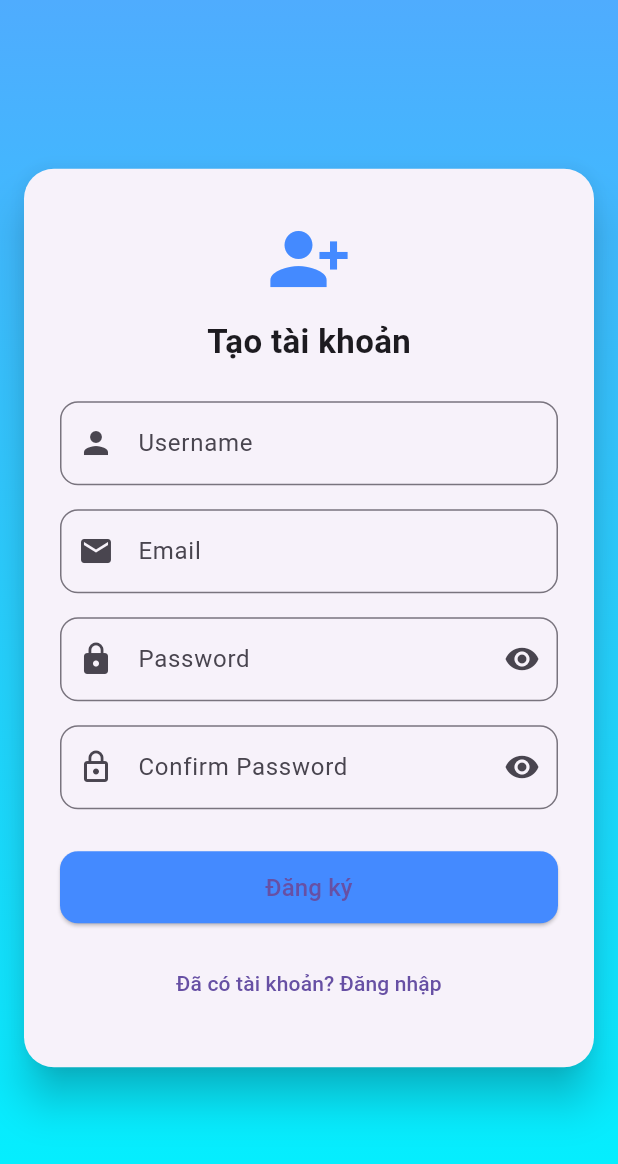
After one commit to duytoan11123/Mini_Social_App_Flutter, a Flutter app: the screen it shows after launch, after a tap on "Đăng ký ngay", on a phone screen of 412 x 824 dp. The commit adds this screen. Shown: the top 1164 px of the screen. Run offline on Flutter 3.47's test engine with Material 3 defaults, Android fonts, the phone set to English and light mode, and no system bars; our stand-ins replace drift, image_picker, shared_preferences; accounts and stored records are empty; generated files the repository leaves out were written again.

Commit message:
feat: Hoàn thiện UI đăng ký, validation và mã hóa mật khẩu SHA-256

```diff
--- a/lib/Database/app_database.dart
+++ b/lib/Database/app_database.dart
@@ -16,6 +16,33 @@ class AppDatabase extends _$AppDatabase {
 
   @override
   int get schemaVersion => 3;
+
+  /// Đăng ký tài khoản mới
+  /// Trả về User object nếu thành công
+  /// Trả về null nếu username đã tồn tại
+  Future<User?> register(String username, String password, {String? email}) async {
+    // 1. Kiểm tra xem username đã tồn tại chưa
+    final existingUser = await (select(users)
+      ..where((u) => u.userName.equals(username)))
+        .getSingleOrNull();
+
+    if (existingUser != null) {
+      return null; // Username đã bị trùng
+    }
+
+    // 2. Chuẩn bị dữ liệu để chèn
+    // Sử dụng UsersCompanion.insert để Drift tự động xử lý các trường bắt buộc/tùy chọn
+    final newEntry = UsersCompanion.insert(
+      userName: username,
+      password: password,
+      email: Value(email), // Value(null) nếu không có email
+      createdAt: Value(DateTime.now()), // Gán thời gian hiện tại
+    );
+
+    // 3. Chèn vào DB và trả về dòng dữ liệu vừa tạo (bao gồm cả ID tự tăng)
+    return await into(users).insertReturning(newEntry);
+  }
+
 
   // =========================
   // ===== ĐĂNG NHẬP =========
--- a/lib/Database/tables.dart
+++ b/lib/Database/tables.dart
@@ -2,9 +2,11 @@ import 'package:drift/drift.dart';
 
 class Users extends Table {
   IntColumn get id => integer().autoIncrement()();
-  TextColumn get userName => text().withLength(min: 3, max: 20)();
+  TextColumn get userName => text().withLength(min: 3, max: 20).unique()();
   TextColumn get password => text()();
+  TextColumn get email => text().nullable()();
   TextColumn get avatarUrl => text().nullable()();
+  DateTimeColumn get createdAt => dateTime().nullable()();
 }
 
 class Posts extends Table {
--- a/lib/Login/login_screen.dart
+++ b/lib/Login/login_screen.dart
@@ -2,6 +2,9 @@ import 'package:flutter/material.dart';
 import '../Database/app_database.dart';
 import '../NewsFeedScreen/news_feed_screen.dart';
 import 'auth_storage.dart';
+import 'register_screen.dart'; // Dẫn tới file RegisterScreen
+import 'dart:convert';
+import '../utils/password_utils.dart';
 
 class LoginScreen extends StatefulWidget {
   const LoginScreen({super.key});
@@ -29,7 +32,10 @@ class _LoginScreenState extends State<LoginScreen> {
 
     setState(() => _loading = true);
 
-    final user = await db.login(username, password);
+    // Mã hóa mật khẩu trước khi gửi xuống DB
+    final hashedPassword = PasswordUtils.hash(password);
+
+    final user = await db.login(username, hashedPassword);
 
     setState(() => _loading = false);
 
@@ -143,13 +149,37 @@ class _LoginScreenState extends State<LoginScreen> {
                         ),
                         child: _loading
                             ? const CircularProgressIndicator(
-                                color: Colors.white,
-                              )
+                          color: Colors.white,
+                        )
                             : const Text(
-                                'Đăng nhập',
-                                style: TextStyle(fontSize: 15),
+                          'Đăng nhập',
+                          style: TextStyle(fontSize: 15),
+                        ),
+                      ),
+                    ),
+                    const SizedBox(height: 16),
+
+                    // Nút chuyển sang màn hình Đăng ký
+                    Row(
+                      mainAxisAlignment: MainAxisAlignment.center,
+                      children: [
+                        const Text("Chưa có tài khoản? "),
+                        TextButton(
+                          onPressed: () {
+                            // Điều hướng sang màn hình Đăng ký
+                            Navigator.push(
+                              context,
+                              MaterialPageRoute(
+                                builder: (_) => const RegisterScreen(),
                               ),
-                      ),
+                            );
+                          },
+                          child: const Text(
+                            'Đăng ký ngay',
+                            style: TextStyle(fontWeight: FontWeight.bold),
+                          ),
+                        ),
+                      ],
                     ),
                   ],
                 ),
--- /dev/null
+++ b/lib/Login/register_screen.dart
@@ -0,0 +1,292 @@
+import 'package:flutter/material.dart';
+import '../Database/app_database.dart';
+import '../utils/password_utils.dart';
+
+class RegisterScreen extends StatefulWidget {
+  const RegisterScreen({super.key});
+
+  @override
+  State<RegisterScreen> createState() => _RegisterScreenState();
+}
+
+class _RegisterScreenState extends State<RegisterScreen> {
+  final _usernameCtrl = TextEditingController();
+  final _emailCtrl = TextEditingController();
+  final _passwordCtrl = TextEditingController();
+  final _confirmCtrl = TextEditingController();
+
+  bool _loading = false;
+  bool _showPassword = false;
+  bool _showConfirm = false;
+
+  // Xử lý logic đăng ký
+  Future<void> _handleRegister() async {
+    final username = _usernameCtrl.text.trim();
+    final email = _emailCtrl.text.trim();
+    final password = _passwordCtrl.text.trim();
+    final confirm = _confirmCtrl.text.trim();
+
+    // 1. Kiểm tra rỗng
+    if ([username, email, password, confirm].any((e) => e.isEmpty)) {
+      _msg('Vui lòng nhập đầy đủ thông tin');
+      return;
+    }
+
+    // 2. Ràng buộc Username (tối thiểu 3 ký tự)
+    if (username.length < 3) {
+      _msg('Username phải có ít nhất 3 ký tự');
+      return;
+    }
+
+    // 3. Ràng buộc Email (định dạng cơ bản)
+    // Regex đơn giản để kiểm tra email
+    final emailRegex = RegExp(r'^[\w-\.]+@([\w-]+\.)+[\w-]{2,4}$');
+    if (!emailRegex.hasMatch(email)) {
+      _msg('Email không hợp lệ');
+      return;
+    }
+
+    // 4. Ràng buộc Password (độ dài)
+    if (password.length < 6) {
+      _msg('Mật khẩu phải có ít nhất 6 ký tự');
+      return;
+    }
+
+    // 5. Kiểm tra mật khẩu khớp nhau
+    if (password != confirm) {
+      _msg('Mật khẩu xác nhận không khớp');
+      return;
+    }
+
+    setState(() => _loading = true);
+
+    try {
+      final hashedPassword = PasswordUtils.hash(password);
+
+      final user = await db.register(
+        username,
+        hashedPassword,
+        email: email,
+      );
+
+      setState(() => _loading = false);
+
+      if (user == null) {
+        _msg('Tên đăng nhập đã tồn tại');
+        return;
+      }
+
+      if (!mounted) return;
+
+      ScaffoldMessenger.of(context).showSnackBar(
+        const SnackBar(
+          content: Text('Đăng ký thành công!'),
+          backgroundColor: Colors.green,
+        ),
+      );
+
+      await Future.delayed(const Duration(seconds: 1));
+      if (mounted) Navigator.pop(context);
+
+    } catch (e) {
+      setState(() => _loading = false);
+      _msg('Lỗi: $e');
+    }
+  }
+
+
+  void _msg(String text) {
+    ScaffoldMessenger.of(context).showSnackBar(
+      SnackBar(content: Text(text)),
+    );
+  }
+
+  @override
+  void dispose() {
+    _usernameCtrl.dispose();
+    _emailCtrl.dispose();
+    _passwordCtrl.dispose();
+    _confirmCtrl.dispose();
+    super.dispose();
+  }
+
+  // Giao diện
+  @override
+  Widget build(BuildContext context) {
+    return Scaffold(
+      body: Container(
+        decoration: const BoxDecoration(
+          gradient: LinearGradient(
+            colors: [Color(0xFF4FACFE), Color(0xFF00F2FE)],
+            begin: Alignment.topCenter,
+            end: Alignment.bottomCenter,
+          ),
+        ),
+        child: Center(
+          child: SingleChildScrollView(
+            child: ConstrainedBox(
+              constraints: const BoxConstraints(maxWidth: 420),
+              child: Card(
+                elevation: 12,
+                shape: RoundedRectangleBorder(
+                  borderRadius: BorderRadius.circular(20),
+                ),
+                margin: const EdgeInsets.all(16),
+                child: Padding(
+                  padding: const EdgeInsets.symmetric(
+                    horizontal: 24,
+                    vertical: 32,
+                  ),
+                  child: Column(
+                    mainAxisSize: MainAxisSize.min,
+                    children: [
+                      const Icon(
+                        Icons.person_add_alt_1,
+                        size: 56,
+                        color: Colors.blueAccent,
+                      ),
+                      const SizedBox(height: 12),
+                      const Text(
+                        'Tạo tài khoản',
+                        style: TextStyle(
+                          fontSize: 22,
+                          fontWeight: FontWeight.bold,
+                        ),
+                      ),
+                      const SizedBox(height: 24),
+
+                      // Username
+                      _inputField(
+                        controller: _usernameCtrl,
+                        label: 'Username',
+                        icon: Icons.person,
+                      ),
+
+                      const SizedBox(height: 16),
+
+                      // Email
+                      _inputField(
+                        controller: _emailCtrl,
+                        label: 'Email',
+                        icon: Icons.email,
+                        keyboard: TextInputType.emailAddress,
+                      ),
+
+                      const SizedBox(height: 16),
+
+                      // Password
+                      _inputField(
+                        controller: _passwordCtrl,
+                        label: 'Password',
+                        icon: Icons.lock,
+                        obscure: !_showPassword,
+                        suffix: IconButton(
+                          icon: Icon(
+                            _showPassword
+                                ? Icons.visibility_off
+                                : Icons.visibility,
+                          ),
+                          onPressed: () {
+                            setState(() {
+                              _showPassword = !_showPassword;
+                            });
+                          },
+                        ),
+                      ),
+
+                      const SizedBox(height: 16),
+
+                      // Confirm Password
+                      _inputField(
+                        controller: _confirmCtrl,
+                        label: 'Confirm Password',
+                        icon: Icons.lock_outline,
+                        obscure: !_showConfirm,
+                        suffix: IconButton(
+                          icon: Icon(
+                            _showConfirm
+                                ? Icons.visibility_off
+                                : Icons.visibility,
+                          ),
+                          onPressed: () {
+                            setState(() {
+                              _showConfirm = !_showConfirm;
+                            });
+                          },
+                        ),
+                      ),
+
+                      const SizedBox(height: 28),
+
+                      // Register button
+                      SizedBox(
+                        width: double.infinity,
+                        height: 48,
+                        child: ElevatedButton(
+                          onPressed: _loading ? null : _handleRegister,
+                          style: ElevatedButton.styleFrom(
+                            backgroundColor: Colors.blueAccent,
+                            shape: RoundedRectangleBorder(
+                              borderRadius: BorderRadius.circular(12),
+                            ),
+                          ),
+                          child: _loading
+                              ? const SizedBox(
+                            width: 24,
+                            height: 24,
+                            child: CircularProgressIndicator(
+                              strokeWidth: 2,
+                              color: Colors.white,
+                            ),
+                          )
+                              : const Text(
+                            'Đăng ký',
+                            style: TextStyle(fontSize: 16),
+                          ),
+                        ),
+                      ),
+
+                      const SizedBox(height: 16),
+
+                      TextButton(
+                        onPressed: () => Navigator.pop(context),
+                        child: const Text(
+                          'Đã có tài khoản? Đăng nhập',
+                          style: TextStyle(fontSize: 14),
+                        ),
+                      ),
+                    ],
+                  ),
+                ),
+              ),
+            ),
+          ),
+        ),
+      ),
+    );
+  }
+
+  // input widget
+  Widget _inputField({
+    required TextEditingController controller,
+    required String label,
+    required IconData icon,
+    bool obscure = false,
+    Widget? suffix,
+    TextInputType keyboard = TextInputType.text,
+  }) {
+    return TextField(
+      controller: controller,
+      obscureText: obscure,
+      keyboardType: keyboard,
+      decoration: InputDecoration(
+        prefixIcon: Icon(icon),
+        labelText: label,
+        border: OutlineInputBorder(
+          borderRadius: BorderRadius.circular(12),
+        ),
+        suffixIcon: suffix,
+      ),
+    );
+  }
+}
--- a/lib/main.dart
+++ b/lib/main.dart
@@ -9,7 +9,7 @@ void main() async {
   await setupDatabase();
   /* await db.insertUser(
     UsersCompanion.insert(userName: 'admin', password: '123456'),
-  );*/
+  ); */
   final savedUserId = await AuthStorage.getUserId();
   currentUserId = savedUserId;
 
--- /dev/null
+++ b/lib/utils/password_utils.dart
@@ -0,0 +1,12 @@
+import 'dart:convert';
+import 'package:crypto/crypto.dart';
+
+class PasswordUtils {
+  //  Thêm Salt
+  static const String _salt = 'flutter_app_salt_2025';
+
+  static String hash(String password) {
+    final bytes = utf8.encode(password + _salt);
+    return sha256.convert(bytes).toString();
+  }
+}
--- a/pubspec.yaml
+++ b/pubspec.yaml
@@ -43,6 +43,7 @@ dependencies:
   path: ^1.8.3
   drift_flutter: ^0.2.8
   shared_preferences: ^2.2.2 # 👈 THÊM DÒNG NÀY
+  crypto: ^3.0.7
 
 dev_dependencies:
   flutter_test:
```
Also changed, not shown: lib/Database/app_database.g.dart, pubspec.lock.
